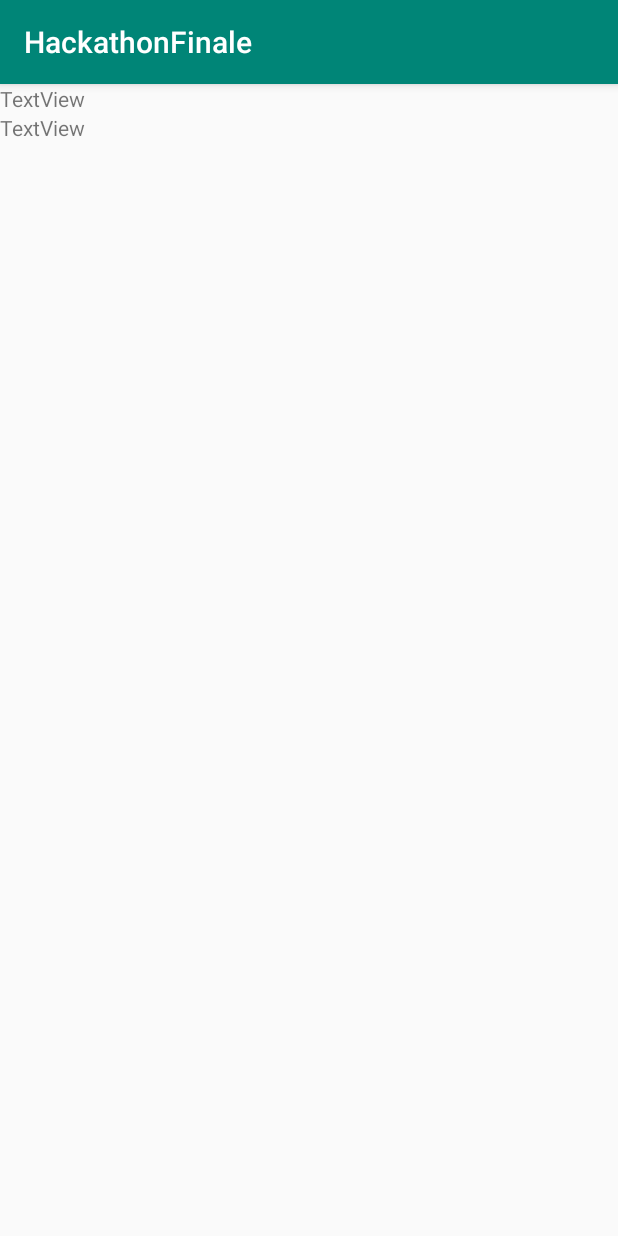
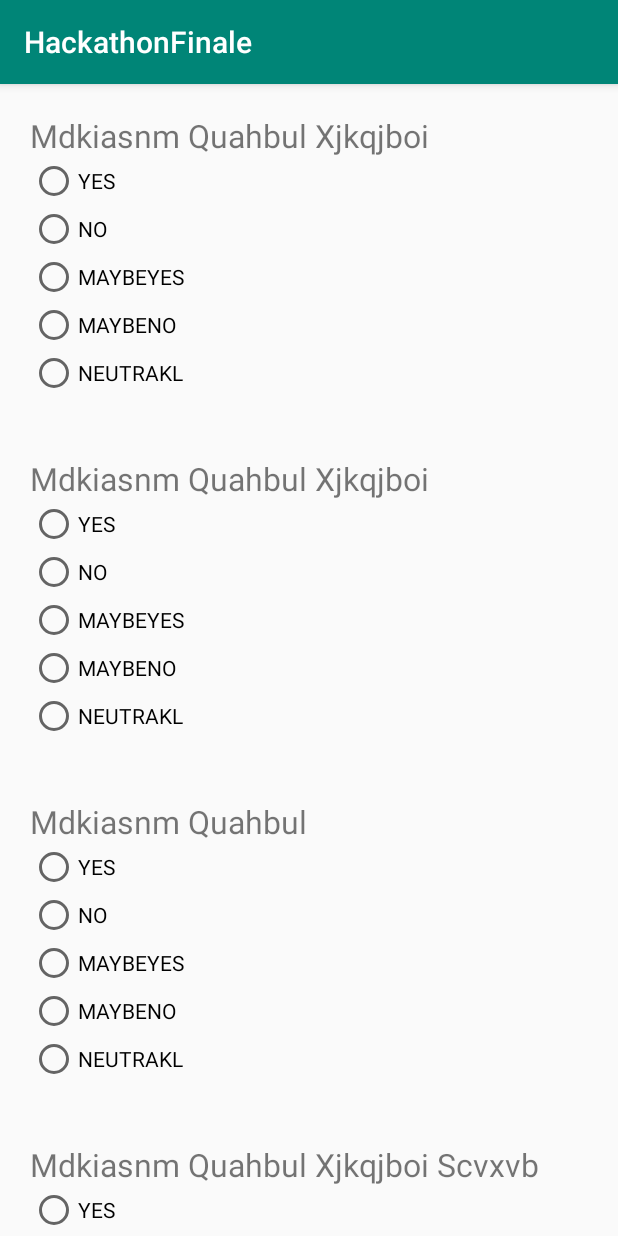
Before and after one commit to A-l-i-s-a/HackathonFinale, an Android app: the ProblemDetailsActivity screen opened directly, with no data from a screen before it, on a phone screen of 412 x 824 dp. Run offline under Robolectric (Android 15) with nearby library versions, the phone set to English and light mode, and no system bars.

Commit message:
опросник

```diff
--- a/app/src/main/java/com/example/hackathonfinale/Adapter.java
+++ b/app/src/main/java/com/example/hackathonfinale/Adapter.java
@@ -29,7 +29,7 @@ public class Adapter extends RecyclerView.Adapter<Adapter.ViewHolder> {
         view.setOnClickListener(new View.OnClickListener() {
             @Override
             public void onClick(View view) {
-                onClickListener.onMovieClick((Problem) view.getTag());
+                onClickListener.onProblemClick((Problem) view.getTag());
             }
         });
         return new ViewHolder(view);
@@ -64,7 +64,7 @@ public class Adapter extends RecyclerView.Adapter<Adapter.ViewHolder> {
         }
 
         interface Listener {
-            void onMovieClick(Problem problem);
+            void onProblemClick(Problem problem);
         }
 
     }
--- a/app/src/main/java/com/example/hackathonfinale/Generator.java
+++ b/app/src/main/java/com/example/hackathonfinale/Generator.java
@@ -1,11 +1,28 @@
 package com.example.hackathonfinale;
 
 import com.example.hackathonfinale.entities.Problem;
+import com.example.hackathonfinale.entities.Question;
 
 import java.util.ArrayList;
 import java.util.Random;
 
 public class Generator {
+
+    public static ArrayList<Question> generatorQuestion(int count) {
+        ArrayList<Question> questions = new ArrayList<>();
+        for (int i = 0; i < count; i++) {
+
+            StringBuilder name = new StringBuilder();
+            for (String s : generateRandomWords((int) (1 + (Math.random() * 4)))) {
+                name.append(s).append(" ");
+            }
+
+            questions.add(new Question(name.toString()));
+        }
+
+        return questions;
+    }
+
 
     public static ArrayList<Problem> generatorProduct(int count) {
         ArrayList<Problem> products = new ArrayList<>();
--- a/app/src/main/java/com/example/hackathonfinale/PollAdapter.java
+++ b/app/src/main/java/com/example/hackathonfinale/PollAdapter.java
@@ -3,67 +3,70 @@ package com.example.hackathonfinale;
 import android.view.LayoutInflater;
 import android.view.View;
 import android.view.ViewGroup;
+import android.widget.RadioButton;
 import android.widget.TextView;
 
 import androidx.annotation.NonNull;
 import androidx.recyclerview.widget.RecyclerView;
 
-import com.example.hackathonfinale.entities.Problem;
+import com.example.hackathonfinale.entities.Question;
 
 import java.util.List;
 
 public class PollAdapter extends RecyclerView.Adapter<PollAdapter.ViewHolder> {
-    private final List<Problem> problems;
-    private final PollAdapter.ViewHolder.Listener onClickListener;
+    private final List<Question> questions;
 
-    public PollAdapter(List<Problem> problems, PollAdapter.ViewHolder.Listener onClickListener) {
-        this.problems = problems;
-        this.onClickListener = onClickListener;
+    public PollAdapter(List<Question> questions) {
+        this.questions = questions;
     }
 
     @NonNull
     @Override
     public PollAdapter.ViewHolder onCreateViewHolder(@NonNull ViewGroup parent, int viewType) {
-        View view = LayoutInflater.from(parent.getContext()).inflate(R.layout.item_problems, parent, false);
-        view.setOnClickListener(new View.OnClickListener() {
-            @Override
-            public void onClick(View view) {
-                onClickListener.onMovieClick((Problem) view.getTag());
-            }
-        });
+        View view = LayoutInflater.from(parent.getContext()).inflate(R.layout.poll_item, parent, false);
         return new PollAdapter.ViewHolder(view);
     }
 
     @Override
     public void onBindViewHolder(@NonNull PollAdapter.ViewHolder holder, int position) {
-        Problem problem = problems.get(position);
-        holder.bind(problem);
-        holder.itemView.setTag(problem);
+        Question question = questions.get(position);
+        holder.bind(question);
+        holder.itemView.setTag(question);
     }
 
     @Override
     public int getItemCount() {
-        return problems.size();
+        return questions.size();
     }
 
     final static class ViewHolder extends RecyclerView.ViewHolder {
 
         private final TextView textViewProblemName;
-        private final TextView textViewProblemDiscription;
+        private final RadioButton radioButton_YES;
+        private final RadioButton radioButton_NO;
+        private final RadioButton radioButton_MAYBEYES;
+        private final RadioButton radioButton_MAYBENO;
+        private final RadioButton radioButton_NEUTRAKL;
+
 
         public ViewHolder(@NonNull View itemView) {
             super(itemView);
-            textViewProblemName = itemView.findViewById(R.id.textViewProblemName);
-            textViewProblemDiscription = itemView.findViewById(R.id.textViewProblemDiscription);
+            textViewProblemName = itemView.findViewById(R.id.textViewQuestion);
+            radioButton_YES = itemView.findViewById(R.id.radioButton);
+            radioButton_NO = itemView.findViewById(R.id.radioButton2);
+            radioButton_MAYBEYES = itemView.findViewById(R.id.radioButton3);
+            radioButton_MAYBENO = itemView.findViewById(R.id.radioButton4);
+            radioButton_NEUTRAKL = itemView.findViewById(R.id.radioButton5);
         }
 
-        private void bind(@NonNull Problem problem) {
-            textViewProblemName.setText(problem.getName());
-            textViewProblemDiscription.setText(problem.getDescription());
-        }
-
-        interface Listener {
-            void onMovieClick(Problem problem);
+        private void bind(@NonNull Question question) {
+            System.out.println(question.getName());
+            textViewProblemName.setText(question.getName());
+            radioButton_YES.setText("YES");
+            radioButton_NO.setText("NO");
+            radioButton_MAYBEYES.setText("MAYBEYES");
+            radioButton_MAYBENO.setText("MAYBENO");
+            radioButton_NEUTRAKL.setText("NEUTRAKL");
         }
 
     }
--- a/app/src/main/java/com/example/hackathonfinale/ProblemDetailsActivity.java
+++ b/app/src/main/java/com/example/hackathonfinale/ProblemDetailsActivity.java
@@ -1,11 +1,24 @@
 package com.example.hackathonfinale;
 
 import androidx.appcompat.app.AppCompatActivity;
+import androidx.recyclerview.widget.LinearLayoutManager;
+import androidx.recyclerview.widget.RecyclerView;
 
+import android.content.Intent;
 import android.os.Bundle;
+import android.widget.RadioButton;
 import android.widget.TextView;
 
+import com.example.hackathonfinale.entities.Poll;
+import com.example.hackathonfinale.entities.Problem;
+import com.example.hackathonfinale.entities.Question;
+
+import java.util.ArrayList;
+import java.util.List;
+
 public class ProblemDetailsActivity extends AppCompatActivity {
+
+    private List<Question> questions = new ArrayList<>();
 
     @Override
     protected void onCreate(Bundle savedInstanceState) {
@@ -17,9 +30,29 @@ public class ProblemDetailsActivity extends AppCompatActivity {
 
         Bundle extras = getIntent().getExtras();
 
-        if (extras != null) {
-            textViewProblemName.setText(extras.getString("textViewProblemName"));
-            textViewProblemDiscription.setText(extras.getString("textViewProblemDiscription"));
+        final Problem problem;
+        if(extras!=null) {
+            problem = (Problem) extras.getSerializable(Problem.class.getSimpleName());
+            textViewProblemName.setText(problem.getName());
+            textViewProblemDiscription.setText(problem.getDescription());
+            Poll poll = problem.getPoll();
+
+
         }
+
+        questions = Generator.generatorQuestion(20);
+
+        RecyclerView recyclerView = findViewById(R.id.recyclerViewQuestion);
+        PollAdapter adapter = new PollAdapter(questions);
+
+        recyclerView.setAdapter(adapter);
+
+        LinearLayoutManager gridLayoutManager = new LinearLayoutManager(this);
+        recyclerView.setLayoutManager(gridLayoutManager);
+
+//        if (extras != null) {
+//            textViewProblemName.setText(extras.getString("textViewProblemName"));
+//            textViewProblemDiscription.setText(extras.getString("textViewProblemDiscription"));
+//        }
     }
 }
--- a/app/src/main/java/com/example/hackathonfinale/entities/Problem.java
+++ b/app/src/main/java/com/example/hackathonfinale/entities/Problem.java
@@ -1,8 +1,9 @@
 package com.example.hackathonfinale.entities;
 
+import java.io.Serializable;
 import java.util.List;
 
-public class Problem {
+public class Problem implements Serializable {
     private String name;
     private String description;
     private Poll poll;
--- a/app/src/main/java/com/example/hackathonfinale/entities/Question.java
+++ b/app/src/main/java/com/example/hackathonfinale/entities/Question.java
@@ -1,14 +1,33 @@
 package com.example.hackathonfinale.entities;
 
-import java.util.List;
+import java.util.ArrayList;
 
 public class Question {
     private String name;
     private Answers answer;
+    private ArrayList<String> arrayListAnswers;
+    private static final ArrayList<String> defoltArrayListanswers = new ArrayList<>();
+
+    {
+        defoltArrayListanswers.add("YES");
+        defoltArrayListanswers.add("NO");
+        defoltArrayListanswers.add("MAYBEYES");
+        defoltArrayListanswers.add("MAYBENO");
+        defoltArrayListanswers.add("NEUTRAKL");
+    }
+
+    public Question(String name) {
+        this(name, Answers.NEUTRAKL, defoltArrayListanswers);
+    }
 
     public Question(String name, Answers answer) {
+        this(name, answer, defoltArrayListanswers);
+    }
+
+    public Question(String name, Answers answer, ArrayList<String> arrayListAnswers) {
         this.name = name;
         this.answer = answer;
+        this.arrayListAnswers = arrayListAnswers;
     }
 
     public String getName() {
--- a/app/src/main/res/layout/activity_problem_details.xml
+++ b/app/src/main/res/layout/activity_problem_details.xml
@@ -32,6 +32,7 @@
                 android:text="TextView" />
 
             <androidx.recyclerview.widget.RecyclerView
+                android:id="@+id/recyclerViewQuestion"
                 android:layout_width="match_parent"
                 android:layout_height="match_parent"
                 android:layout_weight="1" />
```
Also changed, not shown: app/src/main/java/com/example/hackathonfinale/ProblemsEntityActivity.java (+29 -0 lines), app/src/main/java/com/example/hackathonfinale/ProblemsIndividualActivity.java (+4 -3 lines).
